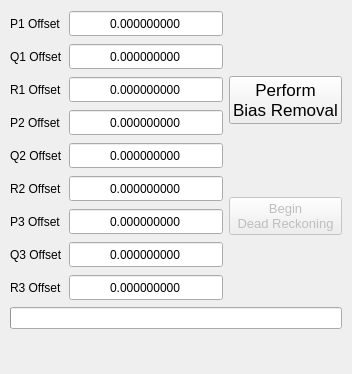
First picture: the form in cataglyphis_gui/qt_project_src/cataglyphis_gui/init_step_two_form.ui, repository wvu-irl/cataglyphis3-software, before the edit.
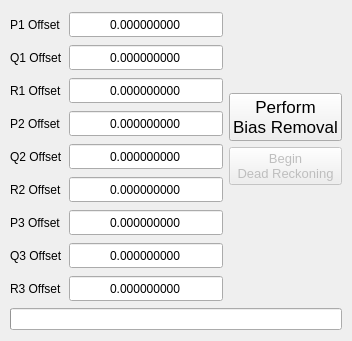
Second picture: the form after the edit.

Diff of the .ui file:
```diff
--- a/cataglyphis_gui/qt_project_src/cataglyphis_gui/init_step_two_form.ui
+++ b/cataglyphis_gui/qt_project_src/cataglyphis_gui/init_step_two_form.ui
@@ -7,7 +7,7 @@
     <x>0</x>
     <y>0</y>
     <width>352</width>
-    <height>374</height>
+    <height>341</height>
    </rect>
   </property>
   <property name="sizePolicy">
@@ -19,17 +19,17 @@
   <property name="minimumSize">
    <size>
     <width>352</width>
-    <height>374</height>
+    <height>341</height>
    </size>
   </property>
   <property name="windowTitle">
    <string>Form</string>
   </property>
-  <widget class="QWidget" name="layoutWidget">
+  <widget class="QWidget" name="">
    <property name="geometry">
     <rect>
      <x>10</x>
-     <y>10</y>
+     <y>11</y>
      <width>332</width>
      <height>319</height>
     </rect>
@@ -420,10 +420,13 @@
           <property name="orientation">
            <enum>Qt::Vertical</enum>
           </property>
+          <property name="sizeType">
+           <enum>QSizePolicy::Fixed</enum>
+          </property>
           <property name="sizeHint" stdset="0">
            <size>
-            <width>20</width>
-            <height>40</height>
+            <width>0</width>
+            <height>82</height>
            </size>
           </property>
          </spacer>
@@ -441,19 +444,6 @@
           </property>
          </widget>
         </item>
-        <item>
-         <spacer name="verticalSpacer">
-          <property name="orientation">
-           <enum>Qt::Vertical</enum>
-          </property>
-          <property name="sizeHint" stdset="0">
-           <size>
-            <width>20</width>
-            <height>40</height>
-           </size>
-          </property>
-         </spacer>
-        </item>
         <item>
          <widget class="QPushButton" name="begin_dead_reckoning_button">
           <property name="enabled">
@@ -471,14 +461,14 @@
          </widget>
         </item>
         <item>
-         <spacer name="verticalSpacer_3">
+         <spacer name="verticalSpacer">
           <property name="orientation">
            <enum>Qt::Vertical</enum>
           </property>
           <property name="sizeHint" stdset="0">
            <size>
-            <width>20</width>
-            <height>40</height>
+            <width>0</width>
+            <height>0</height>
            </size>
           </property>
          </spacer>
```
